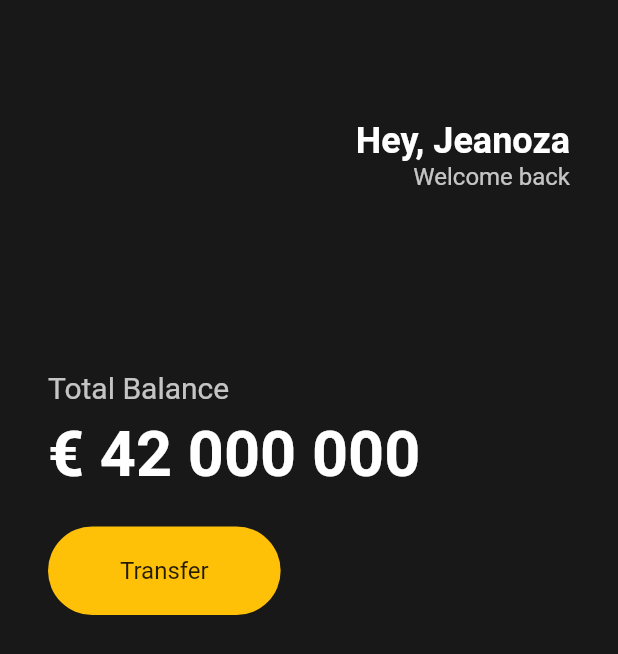
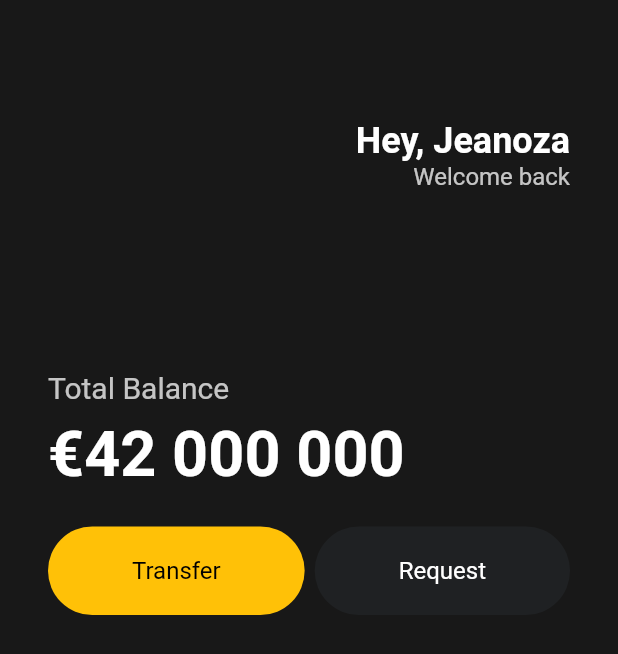
Before and after one commit to jeanoza/practice-flutter, a Flutter app: the screen it shows after launch, on a phone screen of 412 x 824 dp. Shown: the top 654 px of the screen. Run offline on Flutter 3.47's test engine with Material 2 defaults, Android fonts, the phone set to English and light mode, and no system bars.

Commit message:
feat(Button): reusable custom widget added

```diff
--- a/lib/main.dart
+++ b/lib/main.dart
@@ -1,4 +1,5 @@
 import 'package:flutter/material.dart';
+import 'package:webtoon/widgets/Button.dart';
 
 void main() {
   runApp(const App());
@@ -59,7 +60,7 @@ class App extends StatelessWidget {
                 height: 8,
               ),
               const Text(
-                '€ 42 000 000',
+                '€42 000 000',
                 style: TextStyle(
                     fontSize: 42,
                     color: Colors.white,
@@ -68,26 +69,19 @@ class App extends StatelessWidget {
               const SizedBox(
                 height: 24,
               ),
-              Row(
+              const Row(
+                mainAxisAlignment: MainAxisAlignment.spaceBetween,
                 children: [
-                  Container(
-                    decoration: BoxDecoration(
-                      color: Colors.amber,
-                      borderRadius: BorderRadius.circular(32),
-                    ),
-                    child: const Padding(
-                      padding: EdgeInsets.symmetric(
-                        vertical: 20,
-                        horizontal: 48,
-                      ),
-                      child: Text(
-                        "Transfer",
-                        style: TextStyle(
-                          fontSize: 16,
-                        ),
-                      ),
-                    ),
-                  )
+                  Button(
+                    text: "Transfer",
+                    textColor: Colors.black,
+                    backgroundColor: Colors.amber,
+                  ),
+                  Button(
+                    text: "Request",
+                    textColor: Colors.white,
+                    backgroundColor: Color(0xFF1F2123),
+                  ),
                 ],
               )
             ],
--- /dev/null
+++ b/lib/widgets/button.dart
@@ -0,0 +1,33 @@
+import 'package:flutter/material.dart';
+
+class Button extends StatelessWidget {
+  final String text;
+  final Color textColor;
+  final Color backgroundColor;
+  const Button({
+    super.key,
+    required this.text,
+    required this.textColor,
+    required this.backgroundColor,
+  });
+
+  @override
+  Widget build(BuildContext context) {
+    return Container(
+      decoration: BoxDecoration(
+        color: backgroundColor,
+        borderRadius: BorderRadius.circular(32),
+      ),
+      child: Padding(
+        padding: const EdgeInsets.symmetric(
+          vertical: 20,
+          horizontal: 56,
+        ),
+        child: Text(
+          text,
+          style: TextStyle(fontSize: 16, color: textColor),
+        ),
+      ),
+    );
+  }
+}
```
